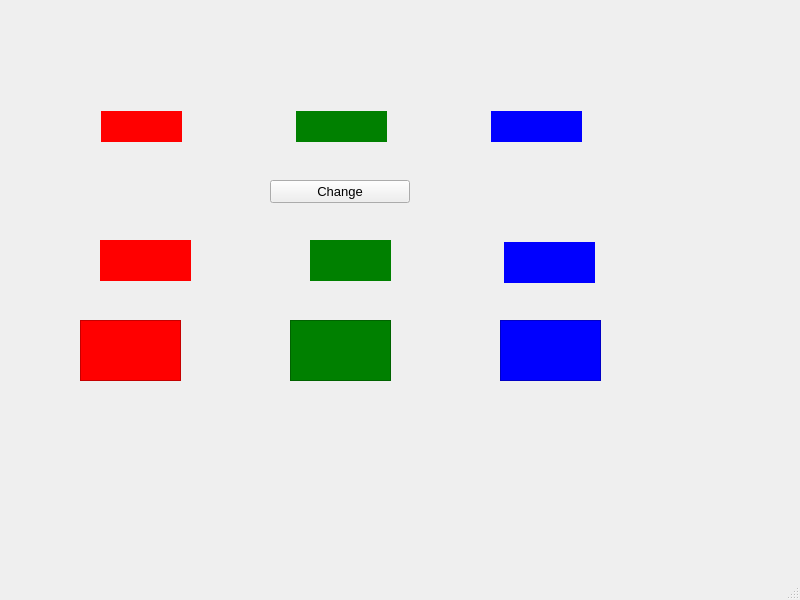
First picture: the form in HelloPython/day12/change_color.ui, repository singiroo/python, before the edit.
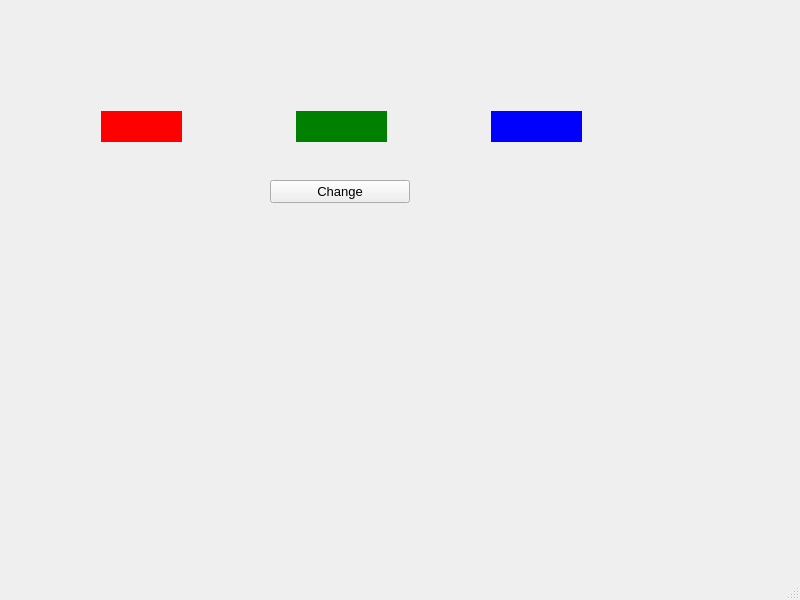
Second picture: the form after the edit.

```diff
--- a/HelloPython/day12/change_color.ui
+++ b/HelloPython/day12/change_color.ui
@@ -85,338 +85,9 @@
      <string>Change</string>
     </property>
    </widget>
-   <widget class="QPushButton" name="btnGreen">
-    <property name="enabled">
-     <bool>false</bool>
-    </property>
-    <property name="geometry">
-     <rect>
-      <x>310</x>
-      <y>240</y>
-      <width>81</width>
-      <height>41</height>
-     </rect>
-    </property>
-    <property name="palette">
-     <palette>
-      <active>
-       <colorrole role="Button">
-        <brush brushstyle="SolidPattern">
-         <color alpha="255">
-          <red>0</red>
-          <green>128</green>
-          <blue>0</blue>
-         </color>
-        </brush>
-       </colorrole>
-       <colorrole role="Base">
-        <brush brushstyle="SolidPattern">
-         <color alpha="255">
-          <red>0</red>
-          <green>128</green>
-          <blue>0</blue>
-         </color>
-        </brush>
-       </colorrole>
-       <colorrole role="Window">
-        <brush brushstyle="SolidPattern">
-         <color alpha="255">
-          <red>0</red>
-          <green>128</green>
-          <blue>0</blue>
-         </color>
-        </brush>
-       </colorrole>
-      </active>
-      <inactive>
-       <colorrole role="Button">
-        <brush brushstyle="SolidPattern">
-         <color alpha="255">
-          <red>0</red>
-          <green>128</green>
-          <blue>0</blue>
-         </color>
-        </brush>
-       </colorrole>
-       <colorrole role="Base">
-        <brush brushstyle="SolidPattern">
-         <color alpha="255">
-          <red>0</red>
-          <green>128</green>
-          <blue>0</blue>
-         </color>
-        </brush>
-       </colorrole>
-       <colorrole role="Window">
-        <brush brushstyle="SolidPattern">
-         <color alpha="255">
-          <red>0</red>
-          <green>128</green>
-          <blue>0</blue>
-         </color>
-        </brush>
-       </colorrole>
-      </inactive>
-      <disabled>
-       <colorrole role="Button">
-        <brush brushstyle="SolidPattern">
-         <color alpha="255">
-          <red>0</red>
-          <green>128</green>
-          <blue>0</blue>
-         </color>
-        </brush>
-       </colorrole>
-       <colorrole role="Base">
-        <brush brushstyle="SolidPattern">
-         <color alpha="255">
-          <red>0</red>
-          <green>128</green>
-          <blue>0</blue>
-         </color>
-        </brush>
-       </colorrole>
-       <colorrole role="Window">
-        <brush brushstyle="SolidPattern">
-         <color alpha="255">
-          <red>0</red>
-          <green>128</green>
-          <blue>0</blue>
-         </color>
-        </brush>
-       </colorrole>
-      </disabled>
-     </palette>
-    </property>
-    <property name="styleSheet">
-     <string notr="true">background-color : green; border : none</string>
-    </property>
-    <property name="text">
-     <string/>
-    </property>
-   </widget>
-   <widget class="QPushButton" name="btnBlue">
-    <property name="enabled">
-     <bool>false</bool>
-    </property>
-    <property name="geometry">
-     <rect>
-      <x>504</x>
-      <y>242</y>
-      <width>91</width>
-      <height>41</height>
-     </rect>
-    </property>
-    <property name="styleSheet">
-     <string notr="true">background-color : blue; border : none</string>
-    </property>
-    <property name="text">
-     <string/>
-    </property>
-   </widget>
-   <widget class="QPushButton" name="btnRed">
-    <property name="enabled">
-     <bool>false</bool>
-    </property>
-    <property name="geometry">
-     <rect>
-      <x>100</x>
-      <y>240</y>
-      <width>91</width>
-      <height>41</height>
-     </rect>
-    </property>
-    <property name="palette">
-     <palette>
-      <active>
-       <colorrole role="Button">
-        <brush brushstyle="SolidPattern">
-         <color alpha="255">
-          <red>255</red>
-          <green>0</green>
-          <blue>0</blue>
-         </color>
-        </brush>
-       </colorrole>
-       <colorrole role="Base">
-        <brush brushstyle="SolidPattern">
-         <color alpha="255">
-          <red>255</red>
-          <green>0</green>
-          <blue>0</blue>
-         </color>
-        </brush>
-       </colorrole>
-       <colorrole role="Window">
-        <brush brushstyle="SolidPattern">
-         <color alpha="255">
-          <red>255</red>
-          <green>0</green>
-          <blue>0</blue>
-         </color>
-        </brush>
-       </colorrole>
-      </active>
-      <inactive>
-       <colorrole role="Button">
-        <brush brushstyle="SolidPattern">
-         <color alpha="255">
-          <red>255</red>
-          <green>0</green>
-          <blue>0</blue>
-         </color>
-        </brush>
-       </colorrole>
-       <colorrole role="Base">
-        <brush brushstyle="SolidPattern">
-         <color alpha="255">
-          <red>255</red>
-          <green>0</green>
-          <blue>0</blue>
-         </color>
-        </brush>
-       </colorrole>
-       <colorrole role="Window">
-        <brush brushstyle="SolidPattern">
-         <color alpha="255">
-          <red>255</red>
-          <green>0</green>
-          <blue>0</blue>
-         </color>
-        </brush>
-       </colorrole>
-      </inactive>
-      <disabled>
-       <colorrole role="Button">
-        <brush brushstyle="SolidPattern">
-         <color alpha="255">
-          <red>255</red>
-          <green>0</green>
-          <blue>0</blue>
-         </color>
-        </brush>
-       </colorrole>
-       <colorrole role="Base">
-        <brush brushstyle="SolidPattern">
-         <color alpha="255">
-          <red>255</red>
-          <green>0</green>
-          <blue>0</blue>
-         </color>
-        </brush>
-       </colorrole>
-       <colorrole role="Window">
-        <brush brushstyle="SolidPattern">
-         <color alpha="255">
-          <red>255</red>
-          <green>0</green>
-          <blue>0</blue>
-         </color>
-        </brush>
-       </colorrole>
-      </disabled>
-     </palette>
-    </property>
-    <property name="styleSheet">
-     <string notr="true">background-color : red; border : none</string>
-    </property>
-    <property name="text">
-     <string/>
-    </property>
-   </widget>
-   <widget class="QGraphicsView" name="Red">
-    <property name="geometry">
-     <rect>
-      <x>80</x>
-      <y>320</y>
-      <width>101</width>
-      <height>61</height>
-     </rect>
-    </property>
-    <property name="styleSheet">
-     <string notr="true">background-color : red</string>
-    </property>
-    <property name="backgroundBrush">
-     <brush brushstyle="SolidPattern">
-      <color alpha="255">
-       <red>255</red>
-       <green>0</green>
-       <blue>0</blue>
-      </color>
-     </brush>
-    </property>
-    <property name="foregroundBrush">
-     <brush brushstyle="SolidPattern">
-      <color alpha="255">
-       <red>255</red>
-       <green>0</green>
-       <blue>0</blue>
-      </color>
-     </brush>
-    </property>
-   </widget>
-   <widget class="QGraphicsView" name="Green">
-    <property name="geometry">
-     <rect>
-      <x>290</x>
-      <y>320</y>
-      <width>101</width>
-      <height>61</height>
-     </rect>
-    </property>
-    <property name="styleSheet">
-     <string notr="true">background-color : green</string>
-    </property>
-    <property name="backgroundBrush">
-     <brush brushstyle="NoBrush">
-      <color alpha="255">
-       <red>0</red>
-       <green>255</green>
-       <blue>0</blue>
-      </color>
-     </brush>
-    </property>
-    <property name="foregroundBrush">
-     <brush brushstyle="NoBrush">
-      <color alpha="255">
-       <red>0</red>
-       <green>255</green>
-       <blue>0</blue>
-      </color>
-     </brush>
-    </property>
-   </widget>
-   <widget class="QGraphicsView" name="Blue">
-    <property name="geometry">
-     <rect>
-      <x>500</x>
-      <y>320</y>
-      <width>101</width>
-      <height>61</height>
-     </rect>
-    </property>
-    <property name="styleSheet">
-     <string notr="true">background-color : blue</string>
-    </property>
-    <property name="backgroundBrush">
-     <brush brushstyle="NoBrush">
-      <color alpha="255">
-       <red>0</red>
-       <green>0</green>
-       <blue>255</blue>
-      </color>
-     </brush>
-    </property>
-    <property name="foregroundBrush">
-     <brush brushstyle="NoBrush">
-      <color alpha="255">
-       <red>0</red>
-       <green>0</green>
-       <blue>255</blue>
-      </color>
-     </brush>
-    </property>
-   </widget>
+   
+   
+
    <widget class="QLabel" name="lbl_R">
     <property name="enabled">
      <bool>false</bool>
```
